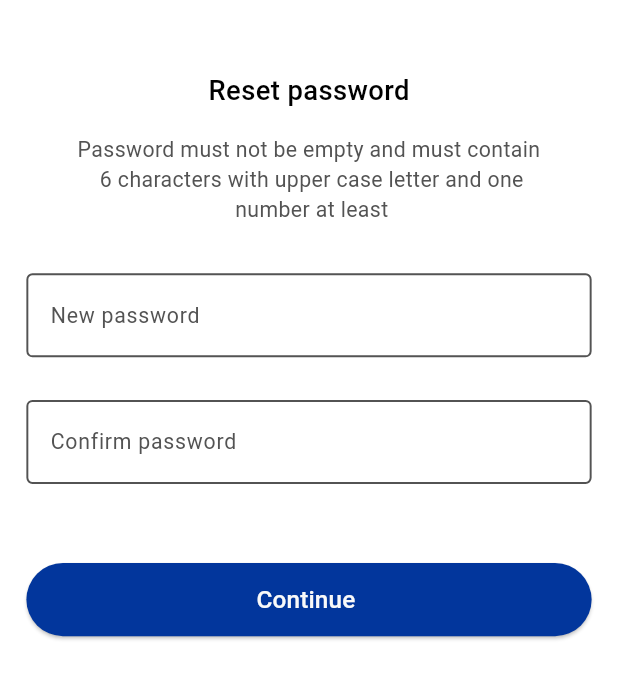
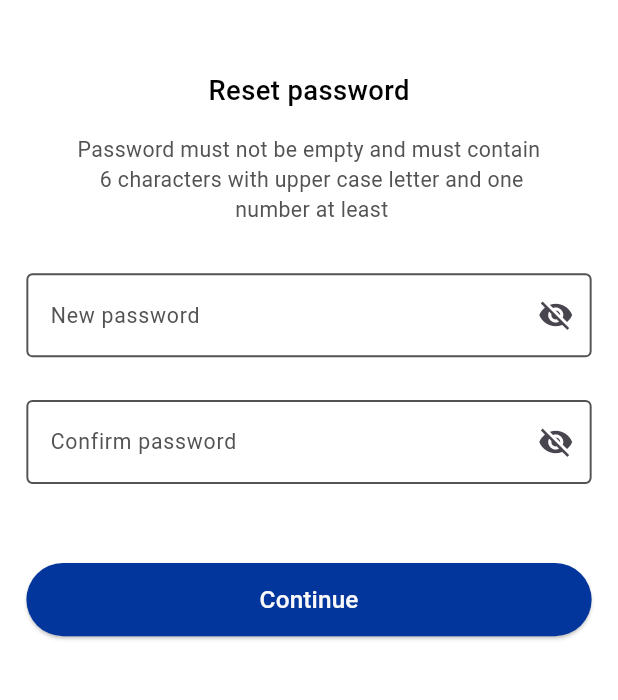
Before and after one commit to mohamedAlaa-CS/online_exam, a Flutter app: the ResetPasswordView screen opened by its route, on a phone screen of 412 x 824 dp, the part 53-753 px from its top. Run offline on Flutter 3.47's test engine with Material 3 defaults, Android fonts, the phone set to English and light mode, and no system bars; our stand-ins replace dio, flutter_bloc, flutter_screenutil, get_it, injectable, pinput.

Commit message:
add reset password view model to UI

```diff
--- a/lib/core/routing/app_router.dart
+++ b/lib/core/routing/app_router.dart
@@ -3,6 +3,7 @@ import 'package:flutter_bloc/flutter_bloc.dart';
 import 'package:online_exam/core/di/di.dart';
 import 'package:online_exam/core/routing/routes.dart';
 import 'package:online_exam/presentation/forget_password/manager/forget_password_view_model/forget_password_view_model.dart';
+import 'package:online_exam/presentation/forget_password/manager/reset_password_view_model/reset_password_view_model.dart';
 import 'package:online_exam/presentation/forget_password/manager/rest_code_view_model/reset_code_view_model.dart';
 import 'package:online_exam/presentation/forget_password/views/forget_password_view.dart';
 import 'package:online_exam/presentation/forget_password/views/reset_password_view.dart';
@@ -41,7 +42,10 @@ class AppRouters {
         );
       case Routers.resetPasswordView:
         return MaterialPageRoute(
-          builder: (context) => const ResetPasswordView(),
+          builder: (context) => BlocProvider(
+            create: (context) => getIt<ResetPasswordViewModel>(),
+            child: const ResetPasswordView(),
+          ),
         );
 
       default:
--- a/lib/data/repository/auth_repo_impl.dart
+++ b/lib/data/repository/auth_repo_impl.dart
@@ -43,7 +43,6 @@ class AuthRepoImpl implements AuthRepository {
 
   @override
   Future<Result<void>> resetPassword(String email, String password) {
-    // TODO: implement resetPassword
-    throw UnimplementedError();
+    return authOnlineDatasource.resetPassword(email, password);
   }
 }
--- a/lib/presentation/forget_password/views/reset_password_view.dart
+++ b/lib/presentation/forget_password/views/reset_password_view.dart
@@ -1,9 +1,11 @@
 import 'package:flutter/material.dart';
+import 'package:flutter_bloc/flutter_bloc.dart';
 import 'package:flutter_screenutil/flutter_screenutil.dart';
 import 'package:online_exam/core/helper/spacing.dart';
 import 'package:online_exam/core/widgets/app_button.dart';
-import 'package:online_exam/core/widgets/app_text_form_field.dart';
 import 'package:online_exam/core/widgets/title_of_view.dart';
+import 'package:online_exam/presentation/forget_password/manager/reset_password_view_model/reset_password_view_model.dart';
+import 'package:online_exam/presentation/forget_password/widgets/reset_password_form.dart';
 import 'package:online_exam/presentation/forget_password/widgets/ttitle_and_description_forget_password.dart';
 
 class ResetPasswordView extends StatelessWidget {
@@ -11,11 +13,14 @@ class ResetPasswordView extends StatelessWidget {
 
   @override
   Widget build(BuildContext context) {
+    var resetPasswordViewModel = context.read<ResetPasswordViewModel>();
     return Scaffold(
       body: SafeArea(
         child: Padding(
           padding: EdgeInsets.only(right: 16.w, left: 16.0.w),
           child: SingleChildScrollView(
+            child: Form(
+              key: resetPasswordViewModel.resetPasswordFormKey,
               child: Column(
                 children: [
                   const TitleOfView(title: 'Password'),
@@ -26,22 +31,19 @@ class ResetPasswordView extends StatelessWidget {
                         'Password must not be empty and must contain \n 6 characters with upper case letter and one \n number at least ',
                   ),
                   verticalSpace(8),
-                const AppTextFormField(
-                  labelText: 'New password',
-                  hintText: 'Enter your password',
-                ),
-                verticalSpace(4),
-                const AppTextFormField(
-                  labelText: 'Confirm password',
-                  hintText: 'Confirm password',
-                ),
+                  const ResetPasswordForm(),
                   verticalSpace(52),
                   AppButton(
                     isExpanded: true,
-                  text: 'Continue ',
-                  onPressed: () {},
+                    text: 'Continue',
+                    onPressed: () {
+                      if (resetPasswordViewModel
+                          .resetPasswordFormKey.currentState!
+                          .validate()) {}
+                    },
                   ),
                 ],
+              ),
             ),
           ),
         ),
--- a/lib/presentation/forget_password/views/verification_code_view.dart
+++ b/lib/presentation/forget_password/views/verification_code_view.dart
@@ -1,7 +1,9 @@
 import 'package:flutter/material.dart';
 import 'package:flutter_bloc/flutter_bloc.dart';
 import 'package:flutter_screenutil/flutter_screenutil.dart';
+import 'package:online_exam/core/helper/extensions.dart';
 import 'package:online_exam/core/helper/spacing.dart';
+import 'package:online_exam/core/routing/routes.dart';
 import 'package:online_exam/core/theming/colors.dart';
 import 'package:online_exam/core/theming/styles.dart';
 import 'package:online_exam/core/widgets/title_of_view.dart';
@@ -52,7 +54,8 @@ class VerificationCodeView extends StatelessWidget {
                   length: 6,
                   onCompleted: (pin) {
                     // todo : call verify otp api here & nav to reset password
-                    context.read<ResetCodeViewModel>().resetCode(pin);
+                    // context.read<ResetCodeViewModel>().resetCode(pin);
+                    context.pushName(Routers.resetPasswordView);
                   },
                 ),
                 verticalSpace(24),
--- a/lib/presentation/forget_password/widgets/forget_password_view_model_listener.dart
+++ b/lib/presentation/forget_password/widgets/forget_password_view_model_listener.dart
@@ -25,6 +25,7 @@ class ForgetPassworsViewModelListener extends StatelessWidget {
           case ForgetPasswordErrorState():
             {
               var errorMessage = handellerErrorMessage(state.exception);
+              context.pop();
               AppDialogs.showErrorDialog(context, errorMessage);
             }
             break;
--- /dev/null
+++ b/lib/presentation/forget_password/widgets/reset_password_form.dart
@@ -0,0 +1,60 @@
+import 'package:flutter/material.dart';
+import 'package:flutter_bloc/flutter_bloc.dart';
+import 'package:online_exam/core/helper/spacing.dart';
+import 'package:online_exam/core/helper/validations.dart';
+import 'package:online_exam/core/widgets/app_text_form_field.dart';
+import 'package:online_exam/presentation/forget_password/manager/reset_password_view_model/reset_password_view_model.dart';
+
+class ResetPasswordForm extends StatefulWidget {
+  const ResetPasswordForm({super.key});
+
+  @override
+  State<ResetPasswordForm> createState() => _ResetPasswordFormState();
+}
+
+class _ResetPasswordFormState extends State<ResetPasswordForm> {
+  bool isObscureText = true;
+  @override
+  Widget build(BuildContext context) {
+    var resetPasswordViewModel = context.read<ResetPasswordViewModel>();
+
+    return Column(children: [
+      AppTextFormField(
+        isObscureText: isObscureText,
+        suffixIcon: GestureDetector(
+          onTap: () {
+            setState(() {
+              isObscureText = !isObscureText;
+            });
+          },
+          child: Icon(
+            isObscureText ? Icons.visibility_off : Icons.visibility,
+          ),
+        ),
+        controller: resetPasswordViewModel.newpasswordController,
+        validator: Validations.validatePassword,
+        labelText: 'New password',
+        hintText: 'Enter your password',
+      ),
+      verticalSpace(4),
+      AppTextFormField(
+        isObscureText: isObscureText,
+        suffixIcon: GestureDetector(
+          onTap: () {
+            setState(() {
+              isObscureText = !isObscureText;
+            });
+          },
+          child: Icon(
+            isObscureText ? Icons.visibility_off : Icons.visibility,
+          ),
+        ),
+        controller: resetPasswordViewModel.confirmPasswordController,
+        validator: (value) => Validations.validateConfirmPassword(
+            resetPasswordViewModel.newpasswordController.text, value),
+        labelText: 'Confirm password',
+        hintText: 'Confirm password',
+      ),
+    ]);
+  }
+}
```
Also changed, not shown: lib/presentation/forget_password/manager/reset_password_view_model/reset_password_view_model.dart (+8 -5 lines), lib/core/di/di.config.dart. Lines whose indentation alone changed are shown as unchanged.
